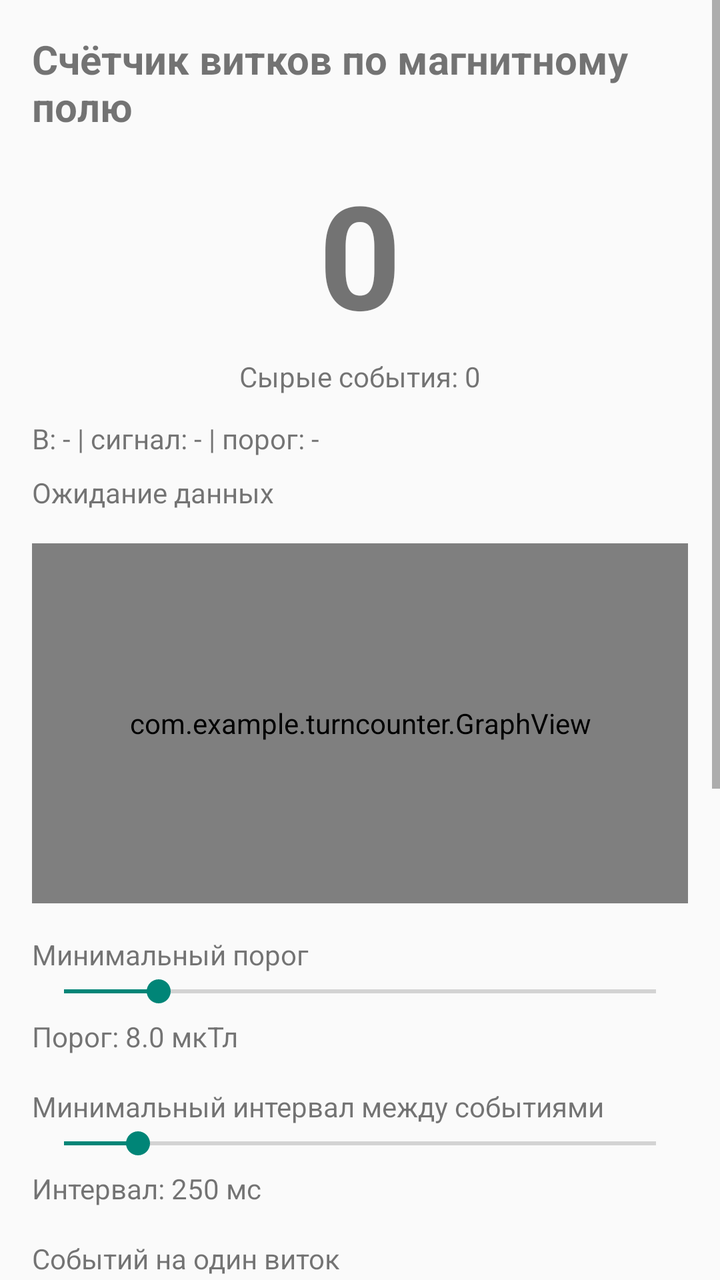
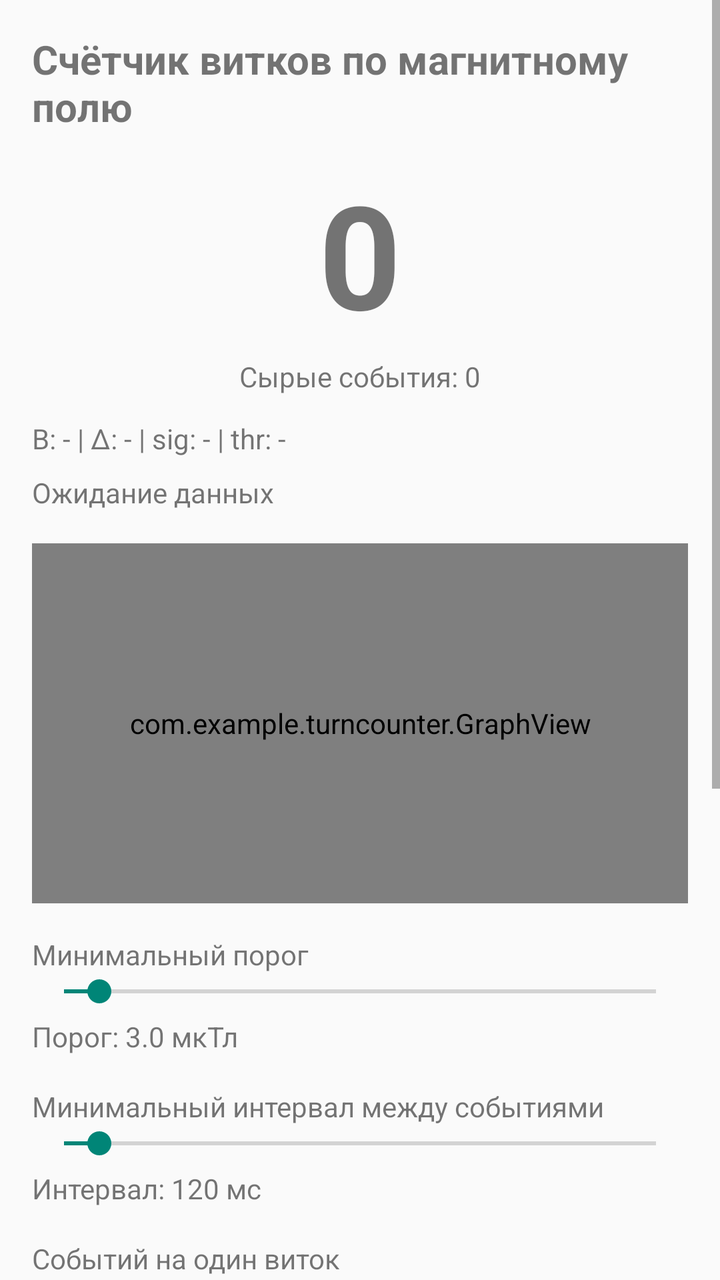

Before-and-after screenshots of an Android layout around one commit, followed by the original layout XML and the change that was made.
<!-- AndroidManifest.xml: application theme Theme.AppCompat.DayNight.NoActionBar -->
<!-- res/layout/activity_main.xml -->
<?xml version="1.0" encoding="utf-8"?>
<ScrollView xmlns:android="http://schemas.android.com/apk/res/android"
    android:layout_width="match_parent"
    android:layout_height="match_parent">

    <LinearLayout
        android:layout_width="match_parent"
        android:layout_height="wrap_content"
        android:orientation="vertical"
        android:padding="16dp">

        <TextView
            android:layout_width="wrap_content"
            android:layout_height="wrap_content"
            android:text="Счётчик витков по магнитному полю"
            android:textSize="20sp"
            android:textStyle="bold"
            android:layout_marginBottom="12dp" />

        <TextView
            android:id="@+id/countText"
            android:layout_width="match_parent"
            android:layout_height="wrap_content"
            android:gravity="center"
            android:text="0"
            android:textSize="72sp"
            android:textStyle="bold"
            android:layout_marginBottom="4dp" />

        <TextView
            android:id="@+id/rawCountText"
            android:layout_width="match_parent"
            android:layout_height="wrap_content"
            android:gravity="center"
            android:text="Сырые события: 0"
            android:textSize="14sp"
            android:layout_marginBottom="12dp" />

        <TextView
            android:id="@+id/infoText"
            android:layout_width="match_parent"
            android:layout_height="wrap_content"
            android:text="B: - | сигнал: - | порог: -"
            android:textSize="14sp"
            android:layout_marginBottom="8dp" />

        <TextView
            android:id="@+id/statusText"
            android:layout_width="match_parent"
            android:layout_height="wrap_content"
            android:text="Ожидание данных"
            android:textSize="14sp"
            android:layout_marginBottom="16dp" />

        <com.example.turncounter.GraphView
            android:id="@+id/graphView"
            android:layout_width="match_parent"
            android:layout_height="180dp"
            android:layout_marginBottom="16dp" />

        <TextView
            android:layout_width="wrap_content"
            android:layout_height="wrap_content"
            android:text="Минимальный порог"
            android:textSize="14sp" />

        <SeekBar
            android:id="@+id/thresholdSeekBar"
            android:layout_width="match_parent"
            android:layout_height="wrap_content"
            android:max="100"
            android:progress="16"
            android:layout_marginBottom="4dp" />

        <TextView
            android:id="@+id/thresholdValueText"
            android:layout_width="wrap_content"
            android:layout_height="wrap_content"
            android:text="Порог: 8.0 мкТл"
            android:textSize="14sp"
            android:layout_marginBottom="16dp" />

        <TextView
            android:layout_width="wrap_content"
            android:layout_height="wrap_content"
            android:text="Минимальный интервал между событиями"
            android:textSize="14sp" />

        <SeekBar
            android:id="@+id/intervalSeekBar"
            android:layout_width="match_parent"
            android:layout_height="wrap_content"
            android:max="2000"
            android:progress="250"
            android:layout_marginBottom="4dp" />

        <TextView
            android:id="@+id/intervalValueText"
            android:layout_width="wrap_content"
            android:layout_height="wrap_content"
            android:text="Интервал: 250 мс"
            android:textSize="14sp"
            android:layout_marginBottom="16dp" />

        <TextView
            android:layout_width="wrap_content"
            android:layout_height="wrap_content"
            android:text="Событий на один виток"
            android:textSize="14sp" />

        <SeekBar
            android:id="@+id/dividerSeekBar"
            android:layout_width="match_parent"
            android:layout_height="wrap_content"
            android:max="9"
            android:progress="0"
            android:layout_marginBottom="4dp" />

        <TextView
            android:id="@+id/dividerValueText"
            android:layout_width="wrap_content"
            android:layout_height="wrap_content"
            android:text="Событий на виток: 1"
            android:textSize="14sp"
            android:layout_marginBottom="16dp" />

        <CheckBox
            android:id="@+id/autoThresholdCheckBox"
            android:layout_width="wrap_content"
            android:layout_height="wrap_content"
            android:text="Адаптивный порог"
            android:checked="true"
            android:layout_marginBottom="8dp" />

        <CheckBox
            android:id="@+id/soundCheckBox"
            android:layout_width="wrap_content"
            android:layout_height="wrap_content"
            android:text="Звук при витке"
            android:checked="true"
            android:layout_marginBottom="8dp" />

        <CheckBox
            android:id="@+id/vibrationCheckBox"
            android:layout_width="wrap_content"
            android:layout_height="wrap_content"
            android:text="Вибрация при витке"
            android:checked="false"
            android:layout_marginBottom="16dp" />

        <LinearLayout
            android:layout_width="match_parent"
            android:layout_height="wrap_content"
            android:orientation="horizontal"
            android:layout_marginBottom="8dp">

            <Button
                android:id="@+id/resetButton"
                android:layout_width="0dp"
                android:layout_height="wrap_content"
                android:layout_weight="1"
                android:text="Сброс"
                android:layout_marginEnd="8dp" />

            <Button
                android:id="@+id/startStopButton"
                android:layout_width="0dp"
                android:layout_height="wrap_content"
                android:layout_weight="1"
                android:text="Старт" />

        </LinearLayout>

        <Button
            android:id="@+id/exportButton"
            android:layout_width="match_parent"
            android:layout_height="wrap_content"
            android:text="Экспорт CSV"
            android:layout_marginBottom="16dp" />

        <TextView
            android:layout_width="match_parent"
            android:layout_height="wrap_content"
            android:text="Совет: закрепите магнит на вращающейся части катушки/шпули. Один оборот должен давать один или несколько повторяющихся всплесков магнитного поля. Если один виток даёт два импульса, поставьте событий на виток = 2."
            android:textSize="13sp" />

    </LinearLayout>

</ScrollView>
<!-- resources referenced by this layout -->
<resources>

</resources>

<!-- the commit's change to res/layout/activity_main.xml (unified diff, before → after) -->
@@ -40,7 +40,7 @@
             android:id="@+id/infoText"
             android:layout_width="match_parent"
             android:layout_height="wrap_content"
-            android:text="B: - | сигнал: - | порог: -"
+            android:text="B: - | Δ: - | sig: - | thr: -"
             android:textSize="14sp"
             android:layout_marginBottom="8dp" />
 
@@ -69,14 +69,14 @@
             android:layout_width="match_parent"
             android:layout_height="wrap_content"
             android:max="100"
-            android:progress="16"
+            android:progress="6"
             android:layout_marginBottom="4dp" />
 
         <TextView
             android:id="@+id/thresholdValueText"
             android:layout_width="wrap_content"
             android:layout_height="wrap_content"
-            android:text="Порог: 8.0 мкТл"
+            android:text="Порог: 3.0 мкТл"
             android:textSize="14sp"
             android:layout_marginBottom="16dp" />
 
@@ -91,14 +91,14 @@
             android:layout_width="match_parent"
             android:layout_height="wrap_content"
             android:max="2000"
-            android:progress="250"
+            android:progress="120"
             android:layout_marginBottom="4dp" />
 
         <TextView
             android:id="@+id/intervalValueText"
             android:layout_width="wrap_content"
             android:layout_height="wrap_content"
-            android:text="Интервал: 250 мс"
+            android:text="Интервал: 120 мс"
             android:textSize="14sp"
             android:layout_marginBottom="16dp" />
 
@@ -129,7 +129,7 @@
             android:layout_width="wrap_content"
             android:layout_height="wrap_content"
             android:text="Адаптивный порог"
-            android:checked="true"
+            android:checked="false"
             android:layout_marginBottom="8dp" />
 
         <CheckBox
@@ -181,7 +181,7 @@
         <TextView
             android:layout_width="match_parent"
             android:layout_height="wrap_content"
-            android:text="Совет: закрепите магнит на вращающейся части катушки/шпули. Один оборот должен давать один или несколько повторяющихся всплесков магнитного поля. Если один виток даёт два импульса, поставьте событий на виток = 2."
+            android:text="Совет: закрепите магнит на вращающейся части катушки/шпули. Один оборот должен давать повторяющийся всплеск магнитного поля. Если один виток даёт два импульса, поставьте событий на виток = 2."
             android:textSize="13sp" />
 
     </LinearLayout>
